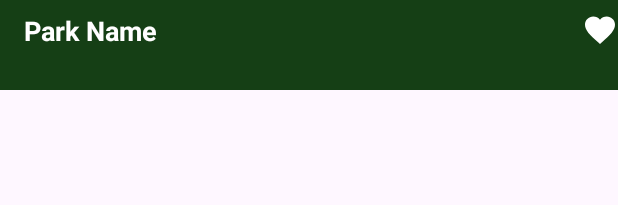
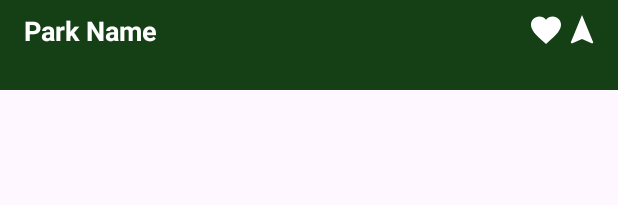
Before and after one commit to DanteF123/SWENG888GroupProject, an Android app: the layout favorite_list_item.xml on its own in the app's theme, with its tools: preview values and no code run, on a phone screen of 412 x 824 dp. Shown: the top 205 px of the screen. Run offline under Robolectric (Android 15) with nearby library versions, the phone set to English and light mode, and no system bars.

Commit message:
added nav button

```diff
--- a/app/src/main/java/com/example/groupproject/Park.java
+++ b/app/src/main/java/com/example/groupproject/Park.java
@@ -78,4 +78,5 @@ public class Park implements Serializable, Parcelable {
         Park park = (Park) obj;
         return name.equals(park.name);
     }
+
 }
--- /dev/null
+++ b/app/src/main/java/com/example/groupproject/ParkNavigationListener.java
@@ -0,0 +1,5 @@
+package com.example.groupproject;
+
+public interface ParkNavigationListener {
+    void navigateToPark(Park park);
+}
--- /dev/null
+++ b/app/src/main/res/drawable/navigation.xml
@@ -0,0 +1,9 @@
+<vector xmlns:android="http://schemas.android.com/apk/res/android"
+    android:width="24dp"
+    android:height="24dp"
+    android:viewportWidth="48"
+    android:viewportHeight="48">
+  <path
+      android:pathData="M24,4 L9,40.59 10.41,42 24,36l13.59,6L39,40.59z"
+      android:fillColor="#FFFFFF"/>
+</vector>
--- a/app/src/main/res/layout/favorite_list_item.xml
+++ b/app/src/main/res/layout/favorite_list_item.xml
@@ -14,7 +14,7 @@
         android:layout_width="0dp"
         android:layout_height="wrap_content"
         android:layout_marginStart="16dp"
-        android:layout_marginEnd="16dp"
+        android:layout_marginEnd="40dp"
         android:text="Park Name"
         android:textColor="#FFFFFF"
         android:textSize="18sp"
@@ -47,6 +47,16 @@
         android:background="@android:color/transparent"
         android:src="@drawable/favorite_filled"
         app:layout_constraintLeft_toRightOf="@+id/textViewParkName"
+        app:layout_constraintTop_toTopOf="@+id/textViewParkName" />
+
+    <ImageButton
+        android:id="@+id/parkNavigate"
+        android:layout_width="wrap_content"
+        android:layout_height="wrap_content"
+        android:layout_marginEnd="12dp"
+        android:background="@android:color/transparent"
+        android:src="@drawable/navigation"
+        app:layout_constraintLeft_toRightOf="@+id/parkListFavorite"
         app:layout_constraintRight_toRightOf="parent"
         app:layout_constraintTop_toTopOf="@+id/textViewParkName" />
 
--- a/app/src/main/res/layout/layout_toolbar.xml
+++ b/app/src/main/res/layout/layout_toolbar.xml
@@ -7,4 +7,5 @@
     android:background="@color/dark_green"
     android:elevation="4dp"
     android:theme="@style/ThemeOverlay.AppCompat.Dark.ActionBar"
-    app:title="@string/app_name" />
+    app:title="@string/app_name"
+    app:titleTextAppearance="@style/ToolbarTitleStyle"/>
```
Also changed, not shown: app/src/main/AndroidManifest.xml (+0 -11 lines), app/src/main/java/com/example/groupproject/Favorites.java (+20 -5 lines), app/src/main/java/com/example/groupproject/LoginActivity.java (+11 -0 lines), app/src/main/java/com/example/groupproject/MapsActivity.java (+16 -3 lines), app/src/main/java/com/example/groupproject/ParkAdapter.java (+24 -7 lines), app/src/main/java/com/example/groupproject/ParkRecyclerAdapter.java (+17 -3 lines), app/src/main/res/font/fontfamily.xml (added, +11 -0 lines), app/src/main/res/layout/log_in_screen.xml (+8 -3 lines), app/src/main/res/layout/park_list_item.xml (+13 -2 lines), app/src/main/res/values/styles.xml (added, +8 -0 lines), app/src/main/res/font/cabincondensed_bold.ttf (added), app/src/main/res/font/cabincondensed_regular.ttf (added).
